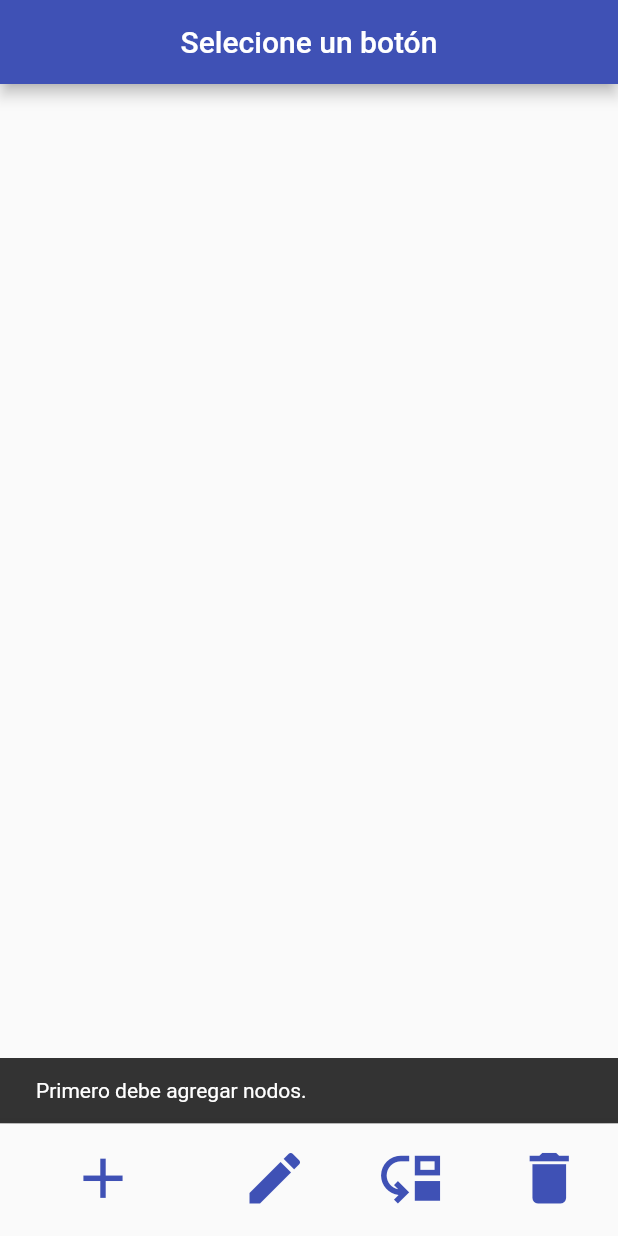
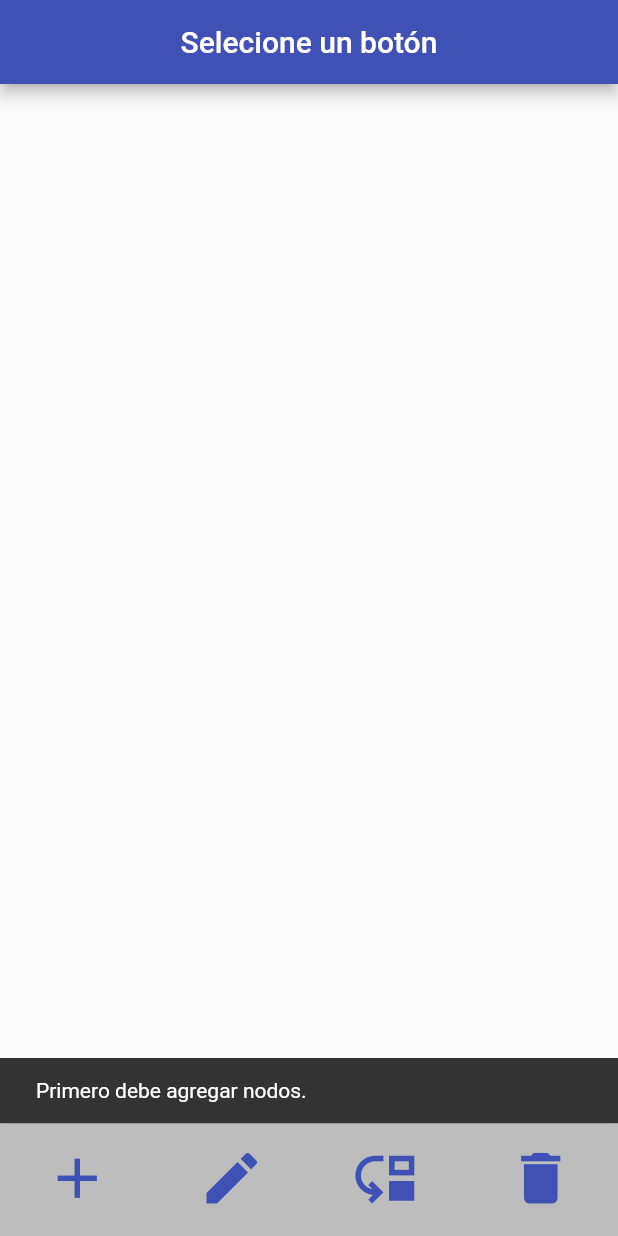
Before and after one commit to TheAlanMC/Graph-Drawer, a Flutter app: the screen it shows after launch, item 2 of the bottom bar chosen, on a phone screen of 412 x 824 dp. Run offline on Flutter 3.47's test engine with Material 2 defaults, Android fonts, the phone set to English and light mode, and no system bars.

Commit message:
added color

```diff
--- a/lib/screens/home_screen.dart
+++ b/lib/screens/home_screen.dart
@@ -14,17 +14,12 @@ class HomeScreen extends StatefulWidget {
 class _HomeScreenState extends State<HomeScreen> {
   List<NodeModel> nodes = [];
   List<ConnectionModel> connections = [];
-
   int elementIndex = -1;
-
-  String name = '';
   double radius = 40;
-
   bool allowEditNode = false;
-
   bool allowEditConnection = false;
-
   bool allowDrag = false;
+  int state = 0;
 
   List<String> messages = [
     'Selecione un botón',
@@ -36,8 +31,6 @@ class _HomeScreenState extends State<HomeScreen> {
     'Modo Eliminar Nodo',
   ];
 
-  Random random = Random();
-  int state = 0;
   @override
   Widget build(BuildContext context) {
     return Scaffold(
@@ -285,10 +278,12 @@ class _HomeScreenState extends State<HomeScreen> {
   }
 
   bool isInsideScreen(double x, double y) {
+    final topPadding = MediaQuery.of(context).padding.top + kToolbarHeight;
+    final bottomPadding = MediaQuery.of(context).padding.bottom + kBottomNavigationBarHeight;
     if (x - radius > 0 &&
         x + radius < MediaQuery.of(context).size.width &&
         y - radius > 0 &&
-        y + radius < MediaQuery.of(context).size.height - 250) {
+        y + radius < MediaQuery.of(context).size.height - topPadding - bottomPadding - radius / 2) {
       return true;
     }
     return false;
--- a/lib/widgets/custom_bottom_navigation_bar.dart
+++ b/lib/widgets/custom_bottom_navigation_bar.dart
@@ -8,11 +8,12 @@ class CustomBottomNavigationBar extends StatelessWidget {
   @override
   Widget build(BuildContext context) {
     return BottomNavigationBar(
+        type: BottomNavigationBarType.fixed,
         showUnselectedLabels: false,
         showSelectedLabels: false,
         selectedItemColor: Colors.indigo,
         unselectedItemColor: Colors.indigo,
-        backgroundColor: Colors.black,
+        backgroundColor: Colors.grey.shade400,
         items: const [
           BottomNavigationBarItem(icon: Icon(Icons.add, size: 45), label: 'Añadir nuevo Nodo'),
           BottomNavigationBarItem(icon: Icon(Icons.edit, size: 45), label: 'Distancia entre Nodos'),
```
